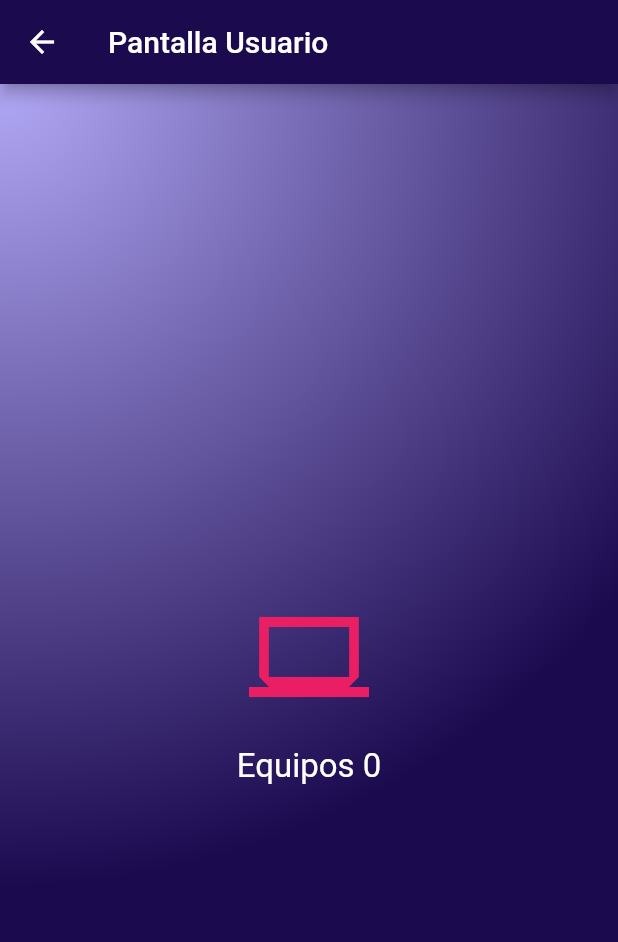
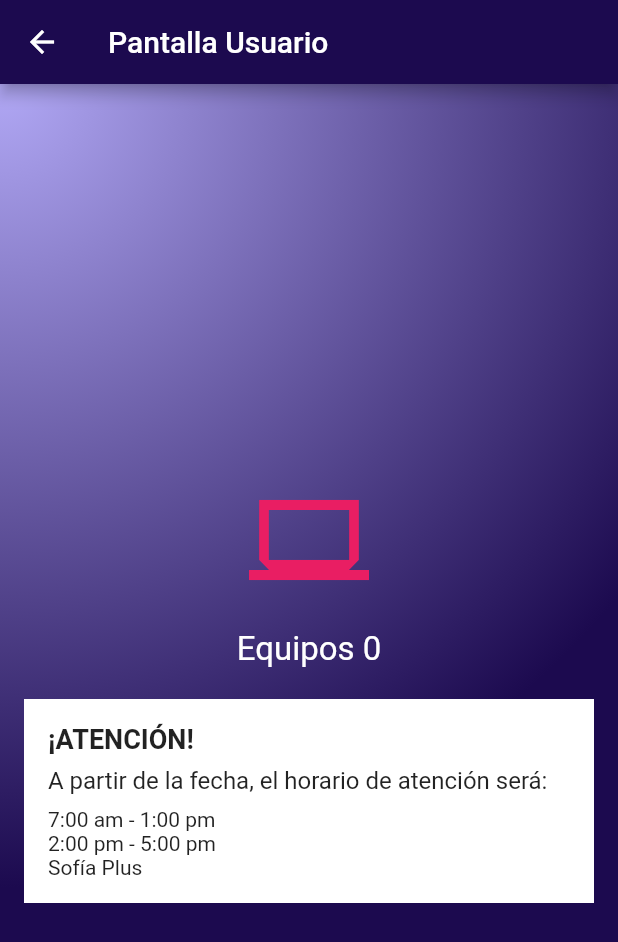
Before and after one commit to Dan2001afk/ICED_Flutter, a Flutter app: the WelcomeScreen screen opened directly, on a phone screen of 412 x 824 dp. Shown: the top 942 px of the screen. Run offline on Flutter 3.47's test engine with Material 2 defaults, Android fonts, the phone set to English and light mode, and no system bars; our stand-ins replace fluttertoast, lottie; network calls fail.

Commit message:
informacion

```diff
--- a/lib/PantallasUsuario/InformacionUsuario.dart
+++ b/lib/PantallasUsuario/InformacionUsuario.dart
@@ -26,12 +26,12 @@ class _WelcomeScreenState extends State<WelcomeScreen> {
   @override
   void initState() {
     super.initState();
-    _fetchCantidadEquipos(); // Llama a la función para obtener la cantidad de equipos al iniciar la pantalla
+    _fetchCantidadEquipos();
   }
 
   Future<void> _fetchCantidadEquipos() async {
-    final response = await http.get(
-        Uri.parse('http://10.190.82.210/ContarEquipos'));
+    try {
+      final response = await http.get(Uri.parse('http://192.168.1.44/ContarEquipos'));
       if (response.statusCode == 200) {
         final jsonData = json.decode(response.body);
         final cantidadEquipos = jsonData['cantidad_equipos'];
@@ -40,6 +40,9 @@ class _WelcomeScreenState extends State<WelcomeScreen> {
         });
       } else {
         throw Exception('Error al cargar la cantidad de equipos');
+      }
+    } catch (error) {
+      print('Error: $error');
     }
   }
 
@@ -74,33 +77,60 @@ class _WelcomeScreenState extends State<WelcomeScreen> {
               colors: [
                 Color(0xFFB1A8F5),
                 Color(0xFF1C0A4F),
-                  ])),
-          child: Row(
-            mainAxisAlignment: MainAxisAlignment.center,
-            children: [
-              Column(
+              ],
+            ),
+          ),
+          padding: EdgeInsets.all(16),
+          child: Column(
             mainAxisAlignment: MainAxisAlignment.center,
             children: [
               Container(
                 width: 100,
                 height: 100,
                 child: Icon(
-                      Icons.computer_sharp,  // Reemplaza con el icono que desees
-                      color: Colors.pink,  // Cambia el color del ícono según tus preferencias
-                      size: 80,  // Cambia el tamaño del ícono según tus preferencias
+                  Icons.computer_sharp,
+                  color: Colors.pink,
+                  size: 80,
                 ),
               ),
               SizedBox(height: 10),
               Text(
-                    'Equipos $cantidadEquipos', // Muestra la cantidad de equipos obtenida
+                'Equipos $cantidadEquipos',
                 style: TextStyle(
                   color: Colors.white,
                   fontSize: 22,
                 ),
               ),
+              SizedBox(height: 20),
+              // Mensaje sobre el horario de atención centrado
+              Center(
+                child: Container(
+                  width: double.infinity,
+                  padding: EdgeInsets.all(16),
+                  color: Colors.white,
+                  child: Column(
+                    crossAxisAlignment: CrossAxisAlignment.start,
+                    children: [
+                      Text(
+                        '¡ATENCIÓN!',
+                        style: TextStyle(
+                          fontWeight: FontWeight.bold,
+                          fontSize: 18,
+                        ),
+                      ),
+                      SizedBox(height: 8),
+                      Text(
+                        'A partir de la fecha, el horario de atención será:',
+                        style: TextStyle(fontSize: 16),
+                      ),
+                      SizedBox(height: 8),
+                      Text('7:00 am - 1:00 pm'),
+                      Text('2:00 pm - 5:00 pm'),
+                      Text('Sofía Plus'),
                     ],
                   ),
-              // ... otros widgets de columnas ...
+                ),
+              ),
             ],
           ),
         ),
```
Also changed, not shown: lib/PantallasAdmin/DatosSanciones.dart (+4 -4 lines), lib/PantallasUsuario/AcercaDeNosotros.dart (added, +93 -0 lines), lib/Vistas/Inicio.dart (+88 -28 lines), imagenes/Daniel.jpeg (added), imagenes/Justin.jpeg (added), imagenes/camilo.jpeg (added), imagenes/nicolas.jpeg (added). Lines whose indentation alone changed are shown as unchanged.
